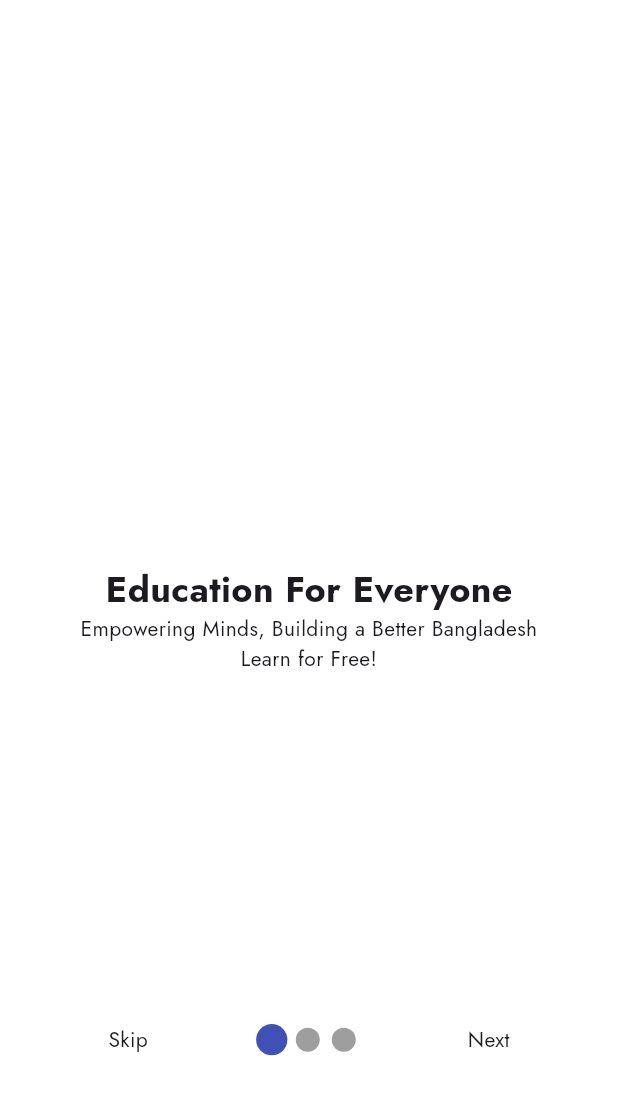
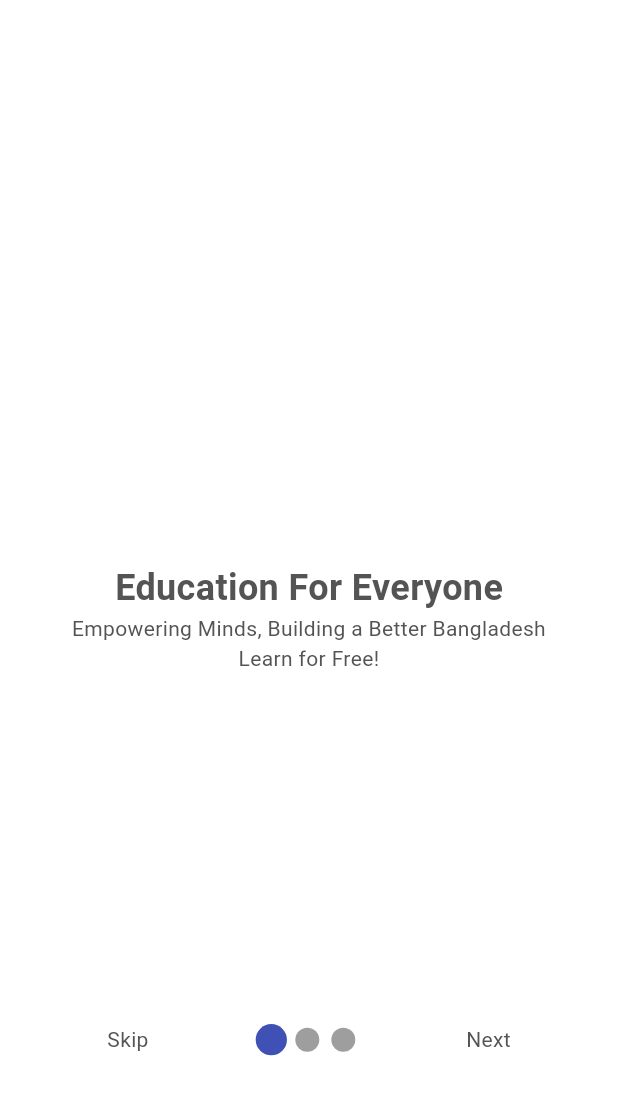
Before and after one commit to Learnathon-By-Geeky-Solutions/ode-to-code, a Flutter app: the screen it shows after launch, on a phone screen of 412 x 824 dp. Shown: the top 1095 px of the screen. Run offline on Flutter 3.47's test engine with Material 3 defaults, Android fonts, the phone set to English and light mode, and no system bars; drawn by our look-alikes of smooth_page_indicator; our stand-ins replace carousel_slider, flutter_svg, get, google_fonts, image_picker, pin_code_fields and 4 more; accounts and stored records are empty; Roboto replaces fonts that are missing (Kalpurush).

Commit message:
Theming & localization added and slight ui changes

```diff
--- a/lib/resources/app_colors.dart
+++ b/lib/resources/app_colors.dart
@@ -1,6 +1,7 @@
 import 'package:flutter/material.dart';
 
 class AppColors {
+  // Existing colors
   static const Color bg = Color(0xfff8fcfc);
   static const Color bgWhite = Color(0xffF5F9FF);
   static const Color themeColor = Color(0xff0961F5);
@@ -9,4 +10,29 @@ class AppColors {
   static const Color orange = Color(0xffFF6B00);
   static const Color green = Color(0xff01A437);
   static const Color bookColor = Color(0xff507C5C);
+  static const Color shadowGrey = Color(0xffBFBFBFFF);
+  static const Color grey = Colors.grey;
+
+  // Add these new color properties to match the theme
+  static const Color primary =
+      themeColor; // Using existing themeColor as primary
+  static const Color secondary = orange; // Using orange as secondary
+  static const Color background = bgWhite; // Using bgWhite as background
+  static const Color surface = white; // Using white as surface
+
+  // These are text/icon colors that appear "on" top of other colors
+  static const Color onPrimary = white;
+  static const Color onSecondary = white;
+  static const Color onBackground = blackGray;
+  static const Color onSurface = blackGray;
+
+  // For dark theme
+  static const Color darkPrimary = Color(0xff1565C0);
+  static const Color darkSecondary = Color(0xffFF8F00);
+  static const Color darkBackground = Color(0xff121212);
+  static const Color darkSurface = Color(0xff1E1E1E);
+  static const Color onDarkPrimary = white;
+  static const Color onDarkSecondary = Colors.black;
+  static const Color onDarkBackground = white;
+  static const Color onDarkSurface = white;
 }
--- /dev/null
+++ b/lib/resources/app_themes.dart
@@ -0,0 +1,79 @@
+import 'package:edu_bridge_app/resources/app_colors.dart';
+import 'package:flutter/material.dart';
+import 'package:google_fonts/google_fonts.dart';
+
+class AppThemes {
+  static ThemeData lightTheme = ThemeData(
+    brightness: Brightness.light,
+    primaryColor: AppColors.primary,
+    colorScheme: ColorScheme.light(
+      primary: AppColors.primary,
+      secondary: AppColors.secondary,
+      background: AppColors.background,
+      surface: AppColors.surface,
+      onPrimary: AppColors.onPrimary,
+      onSecondary: AppColors.onSecondary,
+      onBackground: AppColors.onBackground,
+      onSurface: AppColors.onSurface,
+    ),
+    fontFamily: 'Kalpurush',
+    textTheme: GoogleFonts.jostTextTheme().copyWith(
+      bodyLarge: const TextStyle(fontFamily: 'Kalpurush'),
+      bodyMedium: const TextStyle(fontFamily: 'Kalpurush'),
+    ),
+    inputDecorationTheme: InputDecorationTheme(
+      fillColor: AppColors.white,
+      filled: true,
+      labelStyle: const TextStyle(
+        fontSize: 14,
+        fontWeight: FontWeight.bold,
+        fontFamily: 'Kalpurush',
+      ),
+      focusedBorder: OutlineInputBorder(
+        borderRadius: BorderRadius.circular(12),
+        borderSide: const BorderSide(color: AppColors.white),
+      ),
+      enabledBorder: OutlineInputBorder(
+        borderRadius: BorderRadius.circular(12),
+        borderSide: const BorderSide(color: AppColors.white),
+      ),
+    ),
+  );
+
+  static ThemeData darkTheme = ThemeData(
+    brightness: Brightness.dark,
+    primaryColor: AppColors.darkPrimary,
+    colorScheme: ColorScheme.dark(
+      primary: AppColors.darkPrimary,
+      secondary: AppColors.darkSecondary,
+      background: AppColors.darkBackground,
+      surface: AppColors.darkSurface,
+      onPrimary: AppColors.onDarkPrimary,
+      onSecondary: AppColors.onDarkSecondary,
+      onBackground: AppColors.onDarkBackground,
+      onSurface: AppColors.onDarkSurface,
+    ),
+    fontFamily: 'Kalpurush',
+    textTheme: GoogleFonts.jostTextTheme().copyWith(
+      bodyLarge: const TextStyle(fontFamily: 'Kalpurush'),
+      bodyMedium: const TextStyle(fontFamily: 'Kalpurush'),
+    ),
+    inputDecorationTheme: InputDecorationTheme(
+      fillColor: AppColors.darkSurface,
+      filled: true,
+      labelStyle: const TextStyle(
+        fontSize: 14,
+        fontWeight: FontWeight.bold,
+        fontFamily: 'Kalpurush',
+      ),
+      focusedBorder: OutlineInputBorder(
+        borderRadius: BorderRadius.circular(12),
+        borderSide: const BorderSide(color: AppColors.darkSurface),
+      ),
+      enabledBorder: OutlineInputBorder(
+        borderRadius: BorderRadius.circular(12),
+        borderSide: const BorderSide(color: AppColors.darkSurface),
+      ),
+    ),
+  );
+}
--- /dev/null
+++ b/lib/resources/app_translations.dart
@@ -0,0 +1,27 @@
+import 'package:edu_bridge_app/resources/export.dart';
+
+class AppTranslations extends Translations {
+  @override
+  Map<String, Map<String, String>> get keys => {
+        'en': {
+          'appTitle': 'EduBridge',
+          'welcome': 'Welcome',
+          'signIn': 'Sign In',
+          'profile': 'Profile',
+          'home': 'Home',
+          'settings': 'Settings',
+          'dark_mode': 'Dark Mode',
+          'language': 'Language',
+        },
+        'bn': {
+          'appTitle': 'এডু ব্রিজ',
+          'welcome': 'স্বাগতম',
+          'signIn': 'সাইন ইন',
+          'profile': 'প্রোফাইল',
+          'home': 'হোম',
+          'settings': 'সেটিংস',
+          'dark_mode': 'ডার্ক মোড',
+          'language': 'ভাষা',
+        },
+      };
+}
--- a/lib/user_app.dart
+++ b/lib/user_app.dart
@@ -1,15 +1,11 @@
 import 'package:edu_bridge_app/controller.dart';
-import 'package:edu_bridge_app/resources/app_colors.dart';
-import 'package:edu_bridge_app/view/admin_content_post/admin_content_post_view.dart';
-import 'package:edu_bridge_app/view/auth/sign_in/Sign_In_view.dart';
+import 'package:edu_bridge_app/resources/app_themes.dart';
+import 'package:edu_bridge_app/resources/app_translations.dart';
 import 'package:edu_bridge_app/view/auth/splash_view.dart';
-import 'package:edu_bridge_app/view/home/home_view.dart';
-import 'package:edu_bridge_app/view/on_boarding/on_boarding.dart';
-import 'package:edu_bridge_app/view/user/user_profile_view.dart';
-import 'package:edu_bridge_app/view/user/user_view.dart';
+import 'package:edu_bridge_app/view_model/theming%20and%20localization/localization_controller.dart';
+import 'package:edu_bridge_app/view_model/theming%20and%20localization/theme_controller.dart';
 import 'package:flutter/material.dart';
 import 'package:get/get.dart';
-import 'package:google_fonts/google_fonts.dart';
 import 'package:sizer/sizer.dart';
 
 class EduBridgeUser extends StatelessWidget {
@@ -18,35 +14,23 @@ class EduBridgeUser extends StatelessWidget {
   @override
   Widget build(BuildContext context) {
     return Sizer(
-      builder: (context, orientation, deviceType) => GetMaterialApp(
+      builder: (context, orientation, deviceType) {
+        // Initialize controllers before using them
+        Get.put(ThemeController());
+        Get.put(LocalizationController());
+
+        return GetMaterialApp(
           debugShowCheckedModeBanner: false,
           initialBinding: ControllerBinder(),
-          theme: _buildThemeData(),
-          home: SplashView()),
-    );
-  }
-
-  ThemeData _buildThemeData() {
-    return ThemeData(
-      inputDecorationTheme: InputDecorationTheme(
-        fillColor: AppColors.white,
-        filled: true,
-        labelStyle:
-            GoogleFonts.mulish(fontSize: 14, fontWeight: FontWeight.bold),
-        focusedBorder: OutlineInputBorder(
-          borderRadius: BorderRadius.circular(12),
-          borderSide: const BorderSide(
-            color: AppColors.white,
-          ),
-        ),
-        enabledBorder: OutlineInputBorder(
-          borderRadius: BorderRadius.circular(12),
-          borderSide: const BorderSide(
-            color: AppColors.white,
-          ),
-        ),
-      ),
-      fontFamily: GoogleFonts.jost().fontFamily,
+          theme: AppThemes.lightTheme,
+          darkTheme: AppThemes.darkTheme,
+          themeMode: Get.find<ThemeController>().themeMode,
+          translations: AppTranslations(),
+          locale: Get.find<LocalizationController>().locale,
+          fallbackLocale: const Locale('en'),
+          home: const SplashView(),
+        );
+      },
     );
   }
 }
--- a/lib/view/home/widget/custom_scaffold_home.dart
+++ b/lib/view/home/widget/custom_scaffold_home.dart
@@ -29,7 +29,7 @@ class CustomScaffoldHome extends StatelessWidget {
           padding: const EdgeInsets.only(top: 20.0, left: 16.0, right: 16.0),
           child: AppBar(
             backgroundColor: AppColors.white,
-            elevation: 0, // Remove shadow
+            elevation: 0,
             title: Column(
               crossAxisAlignment: CrossAxisAlignment.start,
               children: [
@@ -67,7 +67,7 @@ class CustomScaffoldHome extends StatelessWidget {
         padding: EdgeInsets.zero,
         children: [
           DrawerHeader(
-            decoration: BoxDecoration(color: Colors.white),
+            decoration: const BoxDecoration(color: Colors.white),
             child: Column(
               crossAxisAlignment: CrossAxisAlignment.start,
               mainAxisAlignment: MainAxisAlignment.center,
@@ -90,7 +90,7 @@ class CustomScaffoldHome extends StatelessWidget {
             leading: const Icon(Icons.person),
             title: const Text("Your Profile"),
             onTap: () {
-              Get.to(() => FetchUserProfileScreen());
+              Get.to(() => const FetchUserProfileView());
             },
           ),
           ListTile(
--- a/lib/view/home/widget/home_banner.dart
+++ b/lib/view/home/widget/home_banner.dart
@@ -15,7 +15,7 @@ class HomeBanner extends StatefulWidget {
 
 class _HomeBannerState extends State<HomeBanner> {
   final BannerController _bannerController = Get.put(BannerController());
-  int _current = 0; // To keep track of the current page
+  int _current = 0;
 
   @override
   void initState() {
@@ -42,7 +42,7 @@ class _HomeBannerState extends State<HomeBanner> {
                 height: 180.0,
                 autoPlay: true,
                 enlargeCenterPage: true,
-                viewportFraction: 0.9, // Adjust the width of the carousel items
+                viewportFraction: 0.9,
                 onPageChanged: (index, reason) {
                   setState(() {
                     _current = index;
--- /dev/null
+++ b/lib/view_model/theming and localization/localization_controller.dart
@@ -0,0 +1,15 @@
+// controllers/locale_controller.dart
+import 'package:flutter/material.dart';
+import 'package:get/get.dart';
+
+class LocalizationController extends GetxController {
+  Locale _locale = const Locale('bn');
+
+  Locale get locale => _locale;
+
+  void changeLocale(String languageCode) {
+    _locale = Locale(languageCode);
+    Get.updateLocale(_locale);
+    update(); // This will trigger GetBuilder to rebuild
+  }
+}
--- /dev/null
+++ b/lib/view_model/theming and localization/theme_controller.dart
@@ -0,0 +1,14 @@
+// controllers/theme_controller.dart
+import 'package:flutter/material.dart';
+import 'package:get/get.dart';
+
+class ThemeController extends GetxController {
+  ThemeMode _themeMode = ThemeMode.light;
+
+  ThemeMode get themeMode => _themeMode;
+
+  void toggleTheme(bool isDark) {
+    _themeMode = isDark ? ThemeMode.dark : ThemeMode.light;
+    update(); // This will trigger GetBuilder to rebuild
+  }
+}
```
Also changed, not shown: lib/controller.dart (+5 -4 lines), lib/utils/language_switch.dart (added, +36 -0 lines), lib/utils/theme_switch.dart (added, +24 -0 lines), lib/view/auth/splash_view.dart (+14 -26 lines), lib/view/home/bottom nav bar/main_bottom_nav_bar.dart (+20 -23 lines), lib/view/home/home_view.dart (+0 -7 lines), lib/view/settings/settings_view.dart (added, +33 -0 lines), lib/view/user/fetch_user_profile_view.dart (+66 -42 lines).
